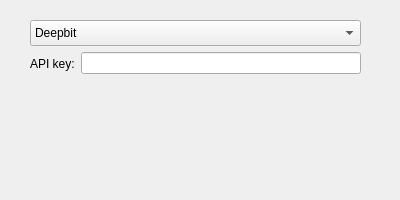
First picture: the form in contents/ui/settings_general.ui, repository KNIGHTTH0R/plasma-widget-bitcoinmonitor, before the edit.
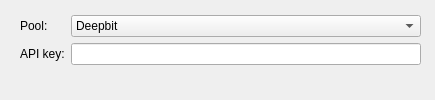
Second picture: the form after the edit. Custom widgets are drawn as their Qt base class.

Commit message: Add BTCmine support and improve GUI slightly.

```diff
--- a/contents/ui/settings_general.ui
+++ b/contents/ui/settings_general.ui
@@ -6,8 +6,8 @@
    <rect>
     <x>0</x>
     <y>0</y>
-    <width>400</width>
-    <height>200</height>
+    <width>435</width>
+    <height>100</height>
    </rect>
   </property>
   <property name="sizePolicy">
@@ -18,18 +18,47 @@
   </property>
   <property name="minimumSize">
    <size>
-    <width>400</width>
-    <height>200</height>
+    <width>435</width>
+    <height>100</height>
    </size>
   </property>
+  <widget class="QWidget" name="layoutWidget">
+   <property name="geometry">
+    <rect>
+     <x>20</x>
+     <y>10</y>
+     <width>401</width>
+     <height>61</height>
+    </rect>
+   </property>
+   <layout class="QGridLayout" name="gridLayout">
+    <item row="0" column="0">
+     <layout class="QVBoxLayout" name="verticalLayout_2">
+      <item>
+       <widget class="QLabel" name="label_2">
+        <property name="text">
+         <string>Pool:</string>
+        </property>
+       </widget>
+      </item>
+      <item>
+       <widget class="QLabel" name="label">
+        <property name="text">
+         <string>API key:</string>
+        </property>
+       </widget>
+      </item>
+     </layout>
+    </item>
+    <item row="0" column="1">
+     <layout class="QVBoxLayout" name="verticalLayout">
+      <item>
   <widget class="KComboBox" name="pool">
-   <property name="geometry">
-    <rect>
-     <x>30</x>
-     <y>20</y>
-     <width>331</width>
-     <height>26</height>
-    </rect>
+        <property name="sizePolicy">
+         <sizepolicy hsizetype="Expanding" vsizetype="Fixed">
+          <horstretch>0</horstretch>
+          <verstretch>0</verstretch>
+         </sizepolicy>
    </property>
    <item>
     <property name="text">
@@ -46,26 +75,17 @@
      <string>mining.bitcoin.cz</string>
     </property>
    </item>
-  </widget>
-  <widget class="QWidget" name="layoutWidget">
-   <property name="geometry">
-    <rect>
-     <x>30</x>
-     <y>50</y>
-     <width>331</width>
-     <height>27</height>
-    </rect>
-   </property>
-   <layout class="QHBoxLayout" name="horizontalLayout">
     <item>
-     <widget class="QLabel" name="label">
       <property name="text">
-       <string>API key:</string>
-      </property>
+          <string>BTCmine</string>
+         </property>
+        </item>
      </widget>
     </item>
     <item>
      <widget class="KLineEdit" name="APIkey"/>
+      </item>
+     </layout>
     </item>
    </layout>
   </widget>
```
Lines whose indentation alone changed are shown as unchanged. The commit also changes 1 other file.
